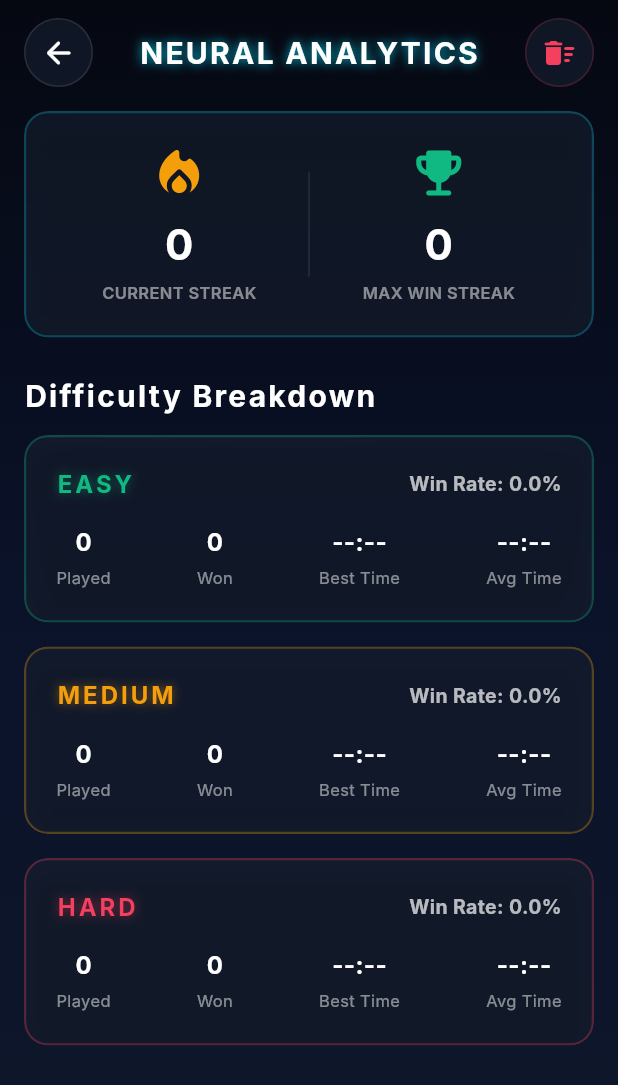
After one commit to SV-stark/DartSudoku, a Flutter app: the StatsScreen screen opened directly, on a phone screen of 412 x 824 dp. The commit adds this screen. Shown: the top 1085 px of the screen. Run offline on Flutter 3.47's test engine with Material 3 defaults, Android fonts, the phone set to English and light mode, and no system bars; our stand-ins replace shared_preferences; accounts and stored records are empty; Roboto replaces fonts that are missing (Inter).

Commit message:
feat: Implement statistics persistence and interactive hint solver explanations

```diff
--- /dev/null
+++ b/lib/core/stats_manager.dart
@@ -0,0 +1,156 @@
+import 'dart:convert';
+import 'package:shared_preferences/shared_preferences.dart';
+
+/// Representation of stats for a single difficulty level.
+class SudokuStats {
+  int gamesPlayed = 0;
+  int gamesWon = 0;
+  int bestTime = 0; // in seconds, 0 means no record yet
+  int totalTime = 0; // in seconds
+
+  SudokuStats({
+    this.gamesPlayed = 0,
+    this.gamesWon = 0,
+    this.bestTime = 0,
+    this.totalTime = 0,
+  });
+
+  Map<String, dynamic> toJson() => {
+        'gamesPlayed': gamesPlayed,
+        'gamesWon': gamesWon,
+        'bestTime': bestTime,
+        'totalTime': totalTime,
+      };
+
+  factory SudokuStats.fromJson(Map<String, dynamic> json) {
+    return SudokuStats(
+      gamesPlayed: json['gamesPlayed'] ?? 0,
+      gamesWon: json['gamesWon'] ?? 0,
+      bestTime: json['bestTime'] ?? 0,
+      totalTime: json['totalTime'] ?? 0,
+    );
+  }
+
+  double get averageTime {
+    if (gamesWon == 0) return 0.0;
+    return totalTime / gamesWon;
+  }
+}
+
+/// Overall stats container holding streaks and stats per difficulty.
+class GameStats {
+  final Map<String, SudokuStats> difficultyStats;
+  int currentStreak = 0;
+  int maxStreak = 0;
+
+  GameStats({
+    required this.difficultyStats,
+    this.currentStreak = 0,
+    this.maxStreak = 0,
+  });
+
+  factory GameStats.defaultStats() {
+    return GameStats(
+      difficultyStats: {
+        'easy': SudokuStats(),
+        'medium': SudokuStats(),
+        'hard': SudokuStats(),
+      },
+    );
+  }
+
+  Map<String, dynamic> toJson() => {
+        'difficultyStats': difficultyStats.map((k, v) => MapEntry(k, v.toJson())),
+        'currentStreak': currentStreak,
+        'maxStreak': maxStreak,
+      };
+
+  factory GameStats.fromJson(Map<String, dynamic> json) {
+    var diffStats = <String, SudokuStats>{};
+    var rawDiff = json['difficultyStats'] as Map<String, dynamic>? ?? {};
+    rawDiff.forEach((key, value) {
+      diffStats[key] = SudokuStats.fromJson(Map<String, dynamic>.from(value));
+    });
+
+    // Ensure all difficulties are present
+    for (var diff in ['easy', 'medium', 'hard']) {
+      diffStats.putIfAbsent(diff, () => SudokuStats());
+    }
+
+    return GameStats(
+      difficultyStats: diffStats,
+      currentStreak: json['currentStreak'] ?? 0,
+      maxStreak: json['maxStreak'] ?? 0,
+    );
+  }
+}
+
+/// Helper class to load/save stats in persistent storage.
+class StatsManager {
+  static const String _key = 'sudoku_nexus_stats';
+
+  /// Load all game stats from SharedPreferences
+  static Future<GameStats> getStats() async {
+    try {
+      final prefs = await SharedPreferences.getInstance();
+      final data = prefs.getString(_key);
+      if (data == null) {
+        return GameStats.defaultStats();
+      }
+      return GameStats.fromJson(jsonDecode(data));
+    } catch (_) {
+      return GameStats.defaultStats();
+    }
+  }
+
+  /// Save game stats to SharedPreferences
+  static Future<void> saveStats(GameStats stats) async {
+    try {
+      final prefs = await SharedPreferences.getInstance();
+      await prefs.setString(_key, jsonEncode(stats.toJson()));
+    } catch (_) {}
+  }
+
+  /// Increment played games for a difficulty level
+  static Future<void> recordGameStart(String difficulty) async {
+    final stats = await getStats();
+    stats.difficultyStats[difficulty.toLowerCase()]?.gamesPlayed++;
+    await saveStats(stats);
+  }
+
+  /// Increment won games, update best/total time, and update win streaks
+  static Future<void> recordGameWin(String difficulty, int seconds) async {
+    final stats = await getStats();
+    final diff = difficulty.toLowerCase();
+    final diffStats = stats.difficultyStats[diff]!;
+
+    diffStats.gamesWon++;
+    diffStats.totalTime += seconds;
+
+    if (diffStats.bestTime == 0 || seconds < diffStats.bestTime) {
+      diffStats.bestTime = seconds;
+    }
+
+    stats.currentStreak++;
+    if (stats.currentStreak > stats.maxStreak) {
+      stats.maxStreak = stats.currentStreak;
+    }
+
+    await saveStats(stats);
+  }
+
+  /// Reset the current win streak to 0
+  static Future<void> recordGameLoss() async {
+    final stats = await getStats();
+    stats.currentStreak = 0;
+    await saveStats(stats);
+  }
+
+  /// Clear all stats history
+  static Future<void> resetStats() async {
+    try {
+      final prefs = await SharedPreferences.getInstance();
+      await prefs.remove(_key);
+    } catch (_) {}
+  }
+}
--- a/lib/providers/sudoku_provider.dart
+++ b/lib/providers/sudoku_provider.dart
@@ -1,6 +1,7 @@
 import 'dart:async';
 import 'package:flutter/material.dart';
 import '../core/sudoku_logic.dart';
+import '../core/stats_manager.dart';
 
 /// Represents a snapshot of the board state for undo functionality.
 class BoardState {
@@ -94,6 +95,7 @@ class SudokuGameProvider extends ChangeNotifier {
 
     _status = GameStatus.playing;
     _startTimer();
+    StatsManager.recordGameStart(difficulty);
     notifyListeners();
   }
 
@@ -152,6 +154,7 @@ class SudokuGameProvider extends ChangeNotifier {
         if (_mistakes >= maxMistakes) {
           _status = GameStatus.gameOver;
           _stopTimer();
+          StatsManager.recordGameLoss();
         }
       } else {
         // Auto-clean notes for surrounding cells in same row, column, and box
@@ -160,6 +163,7 @@ class SudokuGameProvider extends ChangeNotifier {
         if (_checkWin()) {
           _status = GameStatus.won;
           _stopTimer();
+          StatsManager.recordGameWin(_difficulty, _elapsedSeconds);
         }
       }
     }
@@ -196,6 +200,7 @@ class SudokuGameProvider extends ChangeNotifier {
     if (_checkWin()) {
       _status = GameStatus.won;
       _stopTimer();
+      StatsManager.recordGameWin(_difficulty, _elapsedSeconds);
     }
     notifyListeners();
   }
--- /dev/null
+++ b/lib/ui/screens/stats_screen.dart
@@ -0,0 +1,329 @@
+import 'package:flutter/material.dart';
+import '../../core/stats_manager.dart';
+import '../../ui/theme.dart';
+
+/// Screen displaying game analytics, win ratios, streaks, and speed scores.
+class StatsScreen extends StatefulWidget {
+  const StatsScreen({super.key});
+
+  @override
+  State<StatsScreen> createState() => _StatsScreenState();
+}
+
+class _StatsScreenState extends State<StatsScreen> {
+  late Future<GameStats> _statsFuture;
+
+  @override
+  void initState() {
+    super.initState();
+    _loadStats();
+  }
+
+  void _loadStats() {
+    setState(() {
+      _statsFuture = StatsManager.getStats();
+    });
+  }
+
+  String _formatTime(double totalSeconds) {
+    if (totalSeconds <= 0 || totalSeconds.isNaN || totalSeconds.isInfinite) return '--:--';
+    int secs = totalSeconds.round();
+    int minutes = secs ~/ 60;
+    int seconds = secs % 60;
+    return '${minutes.toString().padLeft(2, '0')}:${seconds.toString().padLeft(2, '0')}';
+  }
+
+  Color _getDifficultyColor(String diff) {
+    switch (diff.toLowerCase()) {
+      case 'easy':
+        return AppTheme.neonGreen;
+      case 'medium':
+        return AppTheme.neonAmber;
+      case 'hard':
+        return AppTheme.neonRed;
+      default:
+        return AppTheme.neonCyan;
+    }
+  }
+
+  Future<void> _confirmReset() async {
+    final bool? confirm = await showDialog<bool>(
+      context: context,
+      builder: (context) {
+        return AlertDialog(
+          backgroundColor: AppTheme.surfaceColor,
+          shape: RoundedRectangleBorder(
+            borderRadius: BorderRadius.circular(16),
+            side: const BorderSide(color: AppTheme.neonRed, width: 1.5),
+          ),
+          title: const Row(
+            children: [
+              Icon(Icons.warning_rounded, color: AppTheme.neonRed),
+              SizedBox(width: 10),
+              Text(
+                'Reset Analytics',
+                style: TextStyle(color: Colors.white, fontWeight: FontWeight.bold),
+              ),
+            ],
+          ),
+          content: const Text(
+            'Are you sure you want to permanently clear all Sudoku statistics, records, and win streaks? This action cannot be undone.',
+            style: TextStyle(color: Colors.white70),
+          ),
+          actions: [
+            TextButton(
+              onPressed: () => Navigator.pop(context, false),
+              child: const Text('CANCEL', style: TextStyle(color: Colors.white60)),
+            ),
+            ElevatedButton(
+              onPressed: () => Navigator.pop(context, true),
+              style: ElevatedButton.styleFrom(backgroundColor: AppTheme.neonRed),
+              child: const Text('RESET', style: TextStyle(color: Colors.white, fontWeight: FontWeight.bold)),
+            ),
+          ],
+        );
+      },
+    );
+
+    if (confirm == true) {
+      await StatsManager.resetStats();
+      _loadStats();
+      if (mounted) {
+        ScaffoldMessenger.of(context).showSnackBar(
+          SnackBar(
+            backgroundColor: AppTheme.neonRed.withOpacity(0.9),
+            content: const Text(
+              'Statistics cleared successfully.',
+              style: TextStyle(color: Colors.white, fontWeight: FontWeight.bold),
+            ),
+          ),
+        );
+      }
+    }
+  }
+
+  @override
+  Widget build(BuildContext context) {
+    return Scaffold(
+      body: Container(
+        decoration: const BoxDecoration(gradient: AppTheme.backgroundGradient),
+        child: SafeArea(
+          child: Column(
+            children: [
+              const SizedBox(height: 12),
+              _buildHeader(),
+              Expanded(
+                child: FutureBuilder<GameStats>(
+                  future: _statsFuture,
+                  builder: (context, snapshot) {
+                    if (snapshot.connectionState == snapshot.connectionState && !snapshot.hasData) {
+                      return const Center(
+                        child: CircularProgressIndicator(
+                          valueColor: AlwaysStoppedAnimation<Color>(AppTheme.neonCyan),
+                        ),
+                      );
+                    }
+                    if (snapshot.hasError) {
+                      return Center(
+                        child: Text(
+                          'Error loading analytics data.',
+                          style: AppTheme.subtitleStyle,
+                        ),
+                      );
+                    }
+
+                    final stats = snapshot.data!;
+                    return ListView(
+                      padding: const EdgeInsets.all(16.0),
+                      children: [
+                        _buildStreakSection(stats),
+                        const SizedBox(height: 24),
+                        Text(
+                          'Difficulty Breakdown',
+                          style: AppTheme.titleStyle.copyWith(fontSize: 20, shadows: []),
+                        ),
+                        const SizedBox(height: 12),
+                        ...['easy', 'medium', 'hard'].map((difficulty) {
+                          final diffStats = stats.difficultyStats[difficulty]!;
+                          return Padding(
+                            padding: const EdgeInsets.only(bottom: 16.0),
+                            child: _buildDifficultyCard(difficulty, diffStats),
+                          );
+                        }),
+                      ],
+                    );
+                  },
+                ),
+              ),
+            ],
+          ),
+        ),
+      ),
+    );
+  }
+
+  Widget _buildHeader() {
+    return Padding(
+      padding: const EdgeInsets.symmetric(horizontal: 16.0),
+      child: Row(
+        mainAxisAlignment: MainAxisAlignment.spaceBetween,
+        children: [
+          GestureDetector(
+            onTap: () => Navigator.pop(context),
+            child: Container(
+              padding: const EdgeInsets.all(10),
+              decoration: BoxDecoration(
+                color: AppTheme.surfaceGlassColor,
+                shape: BoxShape.circle,
+                border: Border.all(color: Colors.white.withOpacity(0.1)),
+              ),
+              child: const Icon(Icons.arrow_back_rounded, color: Colors.white),
+            ),
+          ),
+          Text(
+            'NEURAL ANALYTICS',
+            style: AppTheme.titleStyle.copyWith(
+              fontSize: 20,
+              shadows: [
+                const Shadow(color: AppTheme.neonCyan, blurRadius: 8),
+              ],
+            ),
+          ),
+          GestureDetector(
+            onTap: _confirmReset,
+            child: Container(
+              padding: const EdgeInsets.all(10),
+              decoration: BoxDecoration(
+                color: AppTheme.surfaceGlassColor,
+                shape: BoxShape.circle,
+                border: Border.all(color: AppTheme.neonRed.withOpacity(0.2)),
+              ),
+              child: const Icon(Icons.delete_sweep_rounded, color: AppTheme.neonRed),
+            ),
+          ),
+        ],
+      ),
+    );
+  }
+
+  Widget _buildStreakSection(GameStats stats) {
+    return AppTheme.glassEffect(
+      borderColor: AppTheme.neonCyan.withOpacity(0.3),
+      child: Padding(
+        padding: const EdgeInsets.symmetric(vertical: 20.0, horizontal: 16.0),
+        child: Row(
+          children: [
+            Expanded(
+              child: Column(
+                children: [
+                  const Icon(Icons.local_fire_department_rounded, color: AppTheme.neonAmber, size: 40),
+                  const SizedBox(height: 8),
+                  Text(
+                    '${stats.currentStreak}',
+                    style: const TextStyle(fontSize: 28, fontWeight: FontWeight.bold, color: Colors.white),
+                  ),
+                  const SizedBox(height: 4),
+                  Text(
+                    'CURRENT STREAK',
+                    style: TextStyle(fontSize: 11, fontWeight: FontWeight.w600, color: Colors.white.withOpacity(0.5)),
+                  ),
+                ],
+              ),
+            ),
+            Container(
+              width: 1,
+              height: 70,
+              color: Colors.white.withOpacity(0.1),
+            ),
+            Expanded(
+              child: Column(
+                children: [
+                  const Icon(Icons.emoji_events_rounded, color: AppTheme.neonGreen, size: 40),
+                  const SizedBox(height: 8),
+                  Text(
+                    '${stats.maxStreak}',
+                    style: const TextStyle(fontSize: 28, fontWeight: FontWeight.bold, color: Colors.white),
+                  ),
+                  const SizedBox(height: 4),
+                  Text(
+                    'MAX WIN STREAK',
+                    style: TextStyle(fontSize: 11, fontWeight: FontWeight.w600, color: Colors.white.withOpacity(0.5)),
+                  ),
+                ],
+              ),
+            ),
+          ],
+        ),
+      ),
+    );
+  }
+
+  Widget _buildDifficultyCard(String difficulty, SudokuStats stats) {
+    final Color diffColor = _getDifficultyColor(difficulty);
+    final double winRate = stats.gamesPlayed > 0 ? (stats.gamesWon / stats.gamesPlayed) * 100 : 0.0;
+
+    return AppTheme.glassEffect(
+      borderColor: diffColor.withOpacity(0.3),
+      child: Padding(
+        padding: const EdgeInsets.all(20.0),
+        child: Column(
+          crossAxisAlignment: CrossAxisAlignment.start,
+          children: [
+            Row(
+              mainAxisAlignment: MainAxisAlignment.spaceBetween,
+              children: [
+                Text(
+                  difficulty.toUpperCase(),
+                  style: TextStyle(
+                    color: diffColor,
+                    fontSize: 16,
+                    fontWeight: FontWeight.bold,
+                    letterSpacing: 2,
+                    shadows: [
+                      Shadow(color: diffColor.withOpacity(0.5), blurRadius: 8),
+                    ],
+                  ),
+                ),
+                Text(
+                  'Win Rate: ${winRate.toStringAsFixed(1)}%',
+                  style: const TextStyle(
+                    color: Colors.white70,
+                    fontWeight: FontWeight.bold,
+                    fontSize: 13,
+                  ),
+                ),
+              ],
+            ),
+            const SizedBox(height: 16),
+            Row(
+              mainAxisAlignment: MainAxisAlignment.spaceBetween,
+              children: [
+                _buildStatLabel('Played', '${stats.gamesPlayed}'),
+                _buildStatLabel('Won', '${stats.gamesWon}'),
+                _buildStatLabel('Best Time', _formatTime(stats.bestTime.toDouble())),
+                _buildStatLabel('Avg Time', _formatTime(stats.averageTime)),
+              ],
+            ),
+          ],
+        ),
+      ),
+    );
+  }
+
+  Widget _buildStatLabel(String label, String value) {
+    return Column(
+      crossAxisAlignment: CrossAxisAlignment.center,
+      children: [
+        Text(
+          value,
+          style: const TextStyle(fontSize: 16, fontWeight: FontWeight.bold, color: Colors.white),
+        ),
+        const SizedBox(height: 4),
+        Text(
+          label,
+          style: TextStyle(fontSize: 11, color: Colors.white.withOpacity(0.5)),
+        ),
+      ],
+    );
+  }
+}
--- a/pubspec.yaml
+++ b/pubspec.yaml
@@ -34,6 +34,7 @@ dependencies:
   # The following adds the Cupertino Icons font to your application.
   # Use with the CupertinoIcons class for iOS style icons.
   cupertino_icons: ^1.0.8
+  shared_preferences: ^2.5.5
 
 dev_dependencies:
   flutter_test:
```
Also changed, not shown: lib/core/sudoku_analyzer.dart (added, +87 -0 lines), lib/ui/screens/game_screen.dart (+104 -1 lines), lib/ui/screens/home_screen.dart (+30 -0 lines), pubspec.lock, 1 other file.
